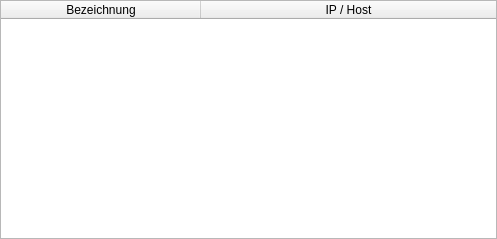
agrippa1994/mobile_evse, file Client/Desktop/EVSE/servermanager.ui: the form before one commit.
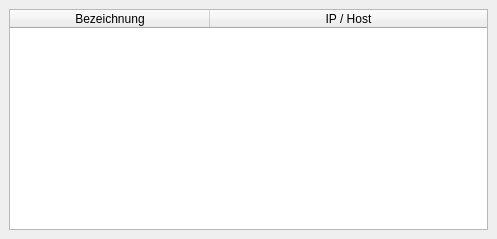
The form after the commit.

Commit message: Abstände im Servermanager angepasst Minimum für das Update-Intervall erhöht

```diff
--- a/Client/Desktop/EVSE/servermanager.ui
+++ b/Client/Desktop/EVSE/servermanager.ui
@@ -18,19 +18,19 @@
   </property>
   <layout class="QGridLayout" name="gridLayout">
    <property name="leftMargin">
-    <number>0</number>
+    <number>9</number>
    </property>
    <property name="topMargin">
-    <number>0</number>
+    <number>9</number>
    </property>
    <property name="rightMargin">
-    <number>0</number>
+    <number>9</number>
    </property>
    <property name="bottomMargin">
-    <number>0</number>
+    <number>9</number>
    </property>
    <property name="spacing">
-    <number>0</number>
+    <number>6</number>
    </property>
    <item row="0" column="0" colspan="2">
     <widget class="QTableWidget" name="tableWidget">
```
The commit also changes 1 other file.
